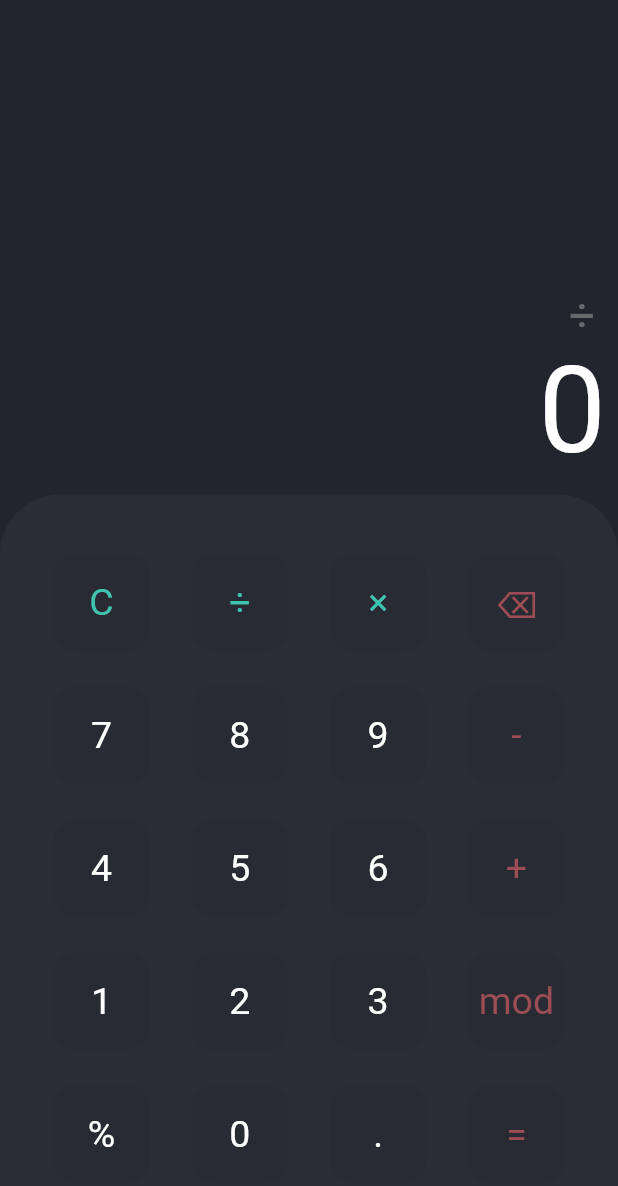
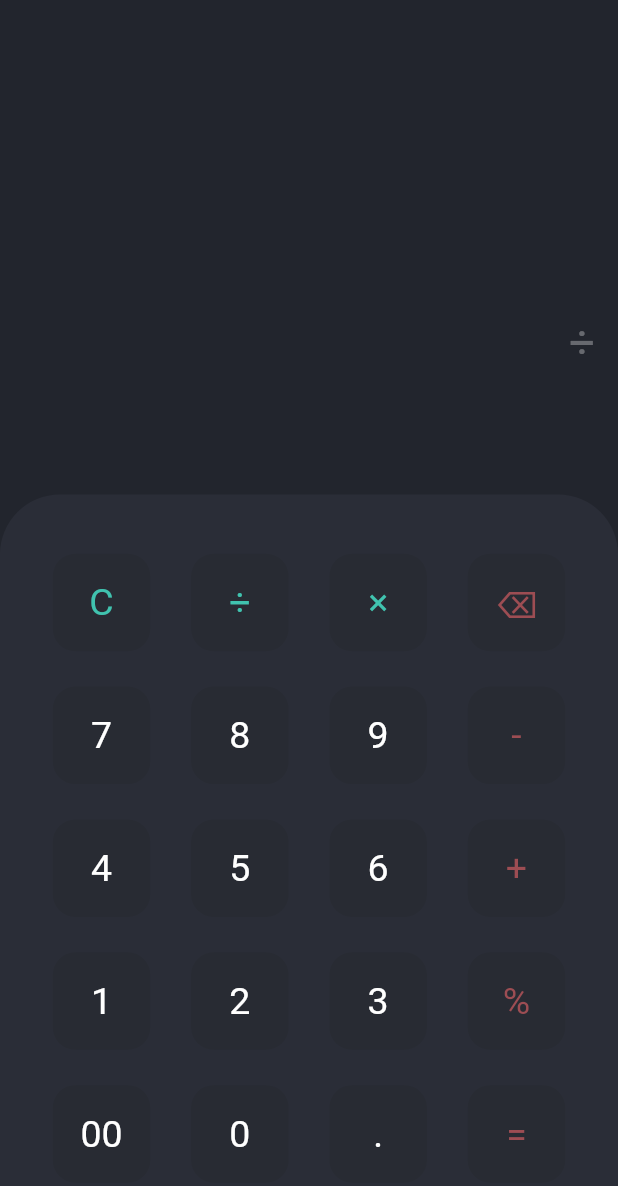
Before and after one commit to karthxk/calculator-flutter, a Flutter app: the screen it shows after launch, after a tap on an icon or button, on a phone screen of 412 x 824 dp. Shown: the top 1186 px of the screen. Run offline on Flutter 3.47's test engine with Material 2 defaults, Android fonts, the phone set to English and light mode, and no system bars; our stand-ins replace math_expressions.

Commit message:
added calculator functionalities

```diff
--- a/lib/calculator_brain.dart
+++ b/lib/calculator_brain.dart
@@ -1,6 +1,8 @@
+import 'package:math_expressions/math_expressions.dart';
+
 class CalculatorBrain {
-  double total = 0;
-  String display = '';
+  String total = '';
+
   String input = '';
   String previousKey = '';
   bool arithmetic = false;
@@ -15,14 +17,13 @@ class CalculatorBrain {
         pressedKey == '7' ||
         pressedKey == '8' ||
         pressedKey == '9' ||
+        pressedKey == '00' ||
         pressedKey == '.') {
-      display = display + pressedKey;
       previousKey = pressedKey;
       arithmetic = false;
       appendToString(pressedKey);
     } else if (pressedKey == ' + ' ||
         pressedKey == ' - ' ||
-        pressedKey == ' mod ' ||
         pressedKey == ' % ' ||
         pressedKey == ' ÷ ' ||
         pressedKey == ' × ') {
@@ -39,11 +40,13 @@ class CalculatorBrain {
       input = '';
       arithmetic = false;
       previousKey = '';
-      display = '';
+      total = '';
     } else if (pressedKey == '⌫' && input.length != 0) {
       input = input.substring(0, input.length - previousKey.length);
       previousKey = pressedKey;
       arithmetic = false;
+    } else if (pressedKey == '=') {
+      calculation();
     }
   }
 
@@ -51,5 +54,14 @@ class CalculatorBrain {
     input = input + pressedKey;
   }
 
-  void calculation() {}
+  void calculation() {
+    total = input.replaceAll("÷", "/").replaceAll("×", "*");
+    print(total);
+    Parser p = Parser();
+    Expression exp = p.parse(total);
+    ContextModel cm = ContextModel();
+    double eval = exp.evaluate(EvaluationType.REAL, cm);
+    total = eval.toString();
+    print(eval);
+  }
 }
--- a/lib/screens/calculator_page.dart
+++ b/lib/screens/calculator_page.dart
@@ -24,8 +24,8 @@ class _CalculatorPageState extends State<CalculatorPage> {
     '1',
     '2',
     '3',
-    ' mod ',
     ' % ',
+    '00',
     '0',
     '.',
     '='
@@ -84,14 +84,17 @@ class _CalculatorPageState extends State<CalculatorPage> {
                           ),
                         ),
                       ),
-                      Container(
-                        child: Text(
-                          calculatorBrain.display.length == 0
-                              ? '0'
-                              : calculatorBrain.display,
-                          textAlign: TextAlign.end,
-                          style: TextStyle(
-                            fontSize: 80.0,
+                      SingleChildScrollView(
+                        scrollDirection: Axis.horizontal,
+                        child: Container(
+                          child: Text(
+                            calculatorBrain.total.length == 0
+                                ? ''
+                                : calculatorBrain.total,
+                            textAlign: TextAlign.end,
+                            style: TextStyle(
+                              fontSize: 65.0,
+                            ),
                           ),
                         ),
                       ),
--- a/pubspec.yaml
+++ b/pubspec.yaml
@@ -28,6 +28,7 @@ dependencies:
   # The following adds the Cupertino Icons font to your application.
   # Use with the CupertinoIcons class for iOS style icons.
   cupertino_icons: ^1.0.2
+  math_expressions: ^2.2.0
 
 dev_dependencies:
   flutter_test:
```
Also changed, not shown: pubspec.lock.
